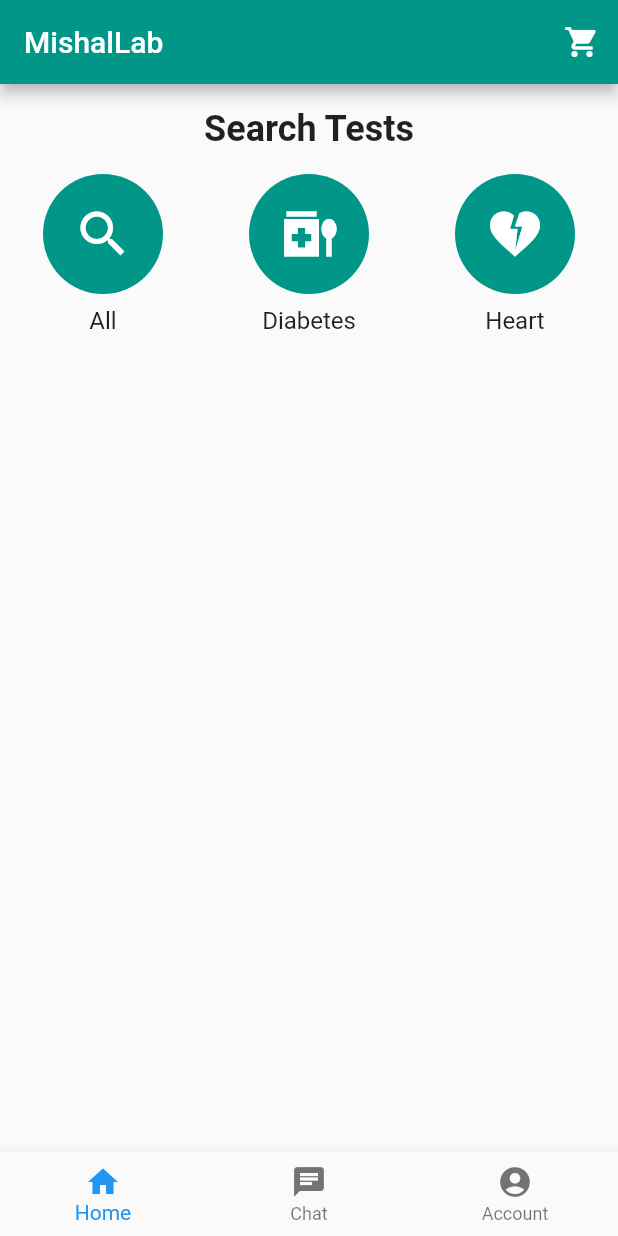
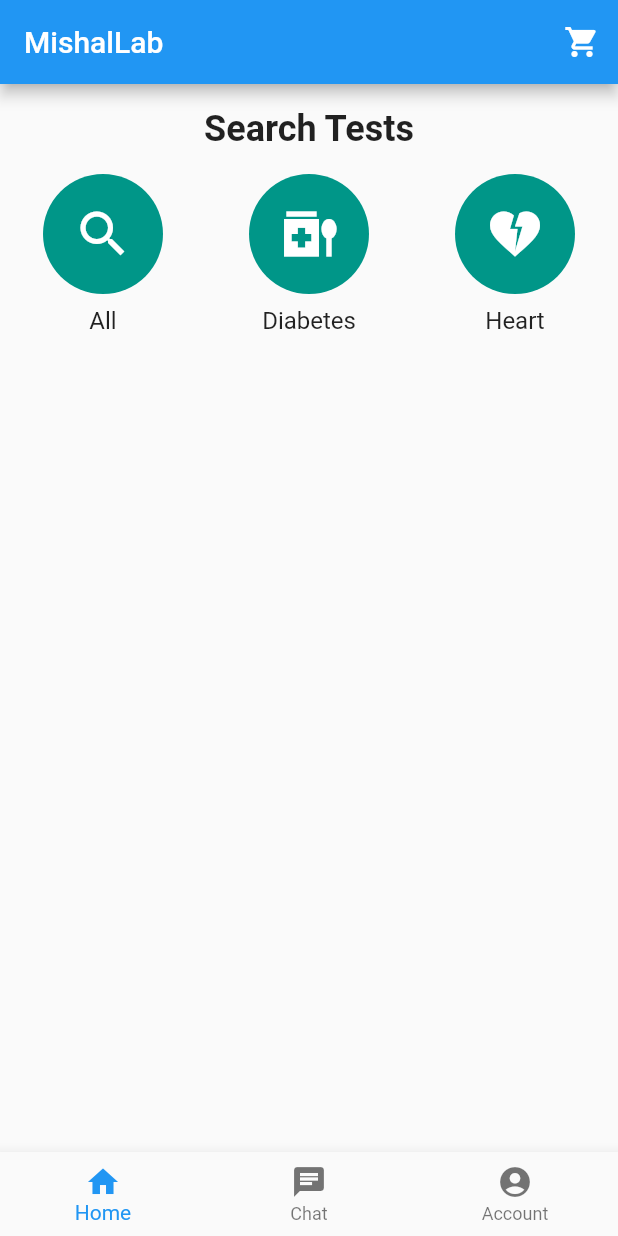
Before and after one commit to Hadiyahsaeed/MishalLab, a Flutter app: the screen it shows after launch, on a phone screen of 412 x 824 dp. Run offline on Flutter 3.47's test engine with Material 2 defaults, Android fonts, the phone set to English and light mode, and no system bars.

Commit message:
change in color
change from teal to blue

```diff
--- a/lib/main.dart
+++ b/lib/main.dart
@@ -32,7 +32,7 @@ class _MyHomePageState extends State<MyHomePage> {
   Widget build(BuildContext context) {
     return Scaffold(
       appBar: AppBar(
-        backgroundColor: Colors.teal,
+        backgroundColor: Colors.blue,
         title: const Text('MishalLab'),
 
         actions: [
@@ -61,7 +61,7 @@ class _MyHomePageState extends State<MyHomePage> {
           BottomNavigationBarItem(
             icon: Icon(Icons.home),
             label: 'Home',
-            backgroundColor: Colors.teal,
+            backgroundColor: Color.fromARGB(255, 38, 49, 130),
           ),
           BottomNavigationBarItem(
             icon: Icon(Icons.chat),
```
